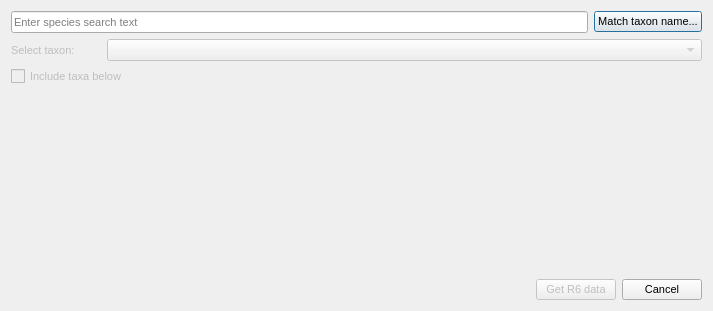
The window that ui_R6.ui (FieldStudiesCouncil/QGIS-Biological-Recording-Tools) describes before a commit, drawn with Qt 5.
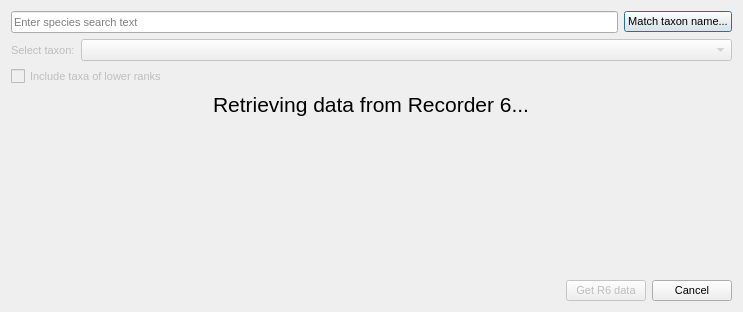
The same window after the commit. Icons and pictures are not drawn.

Commit message: Minor fixes and improvements to R6 link plus addition of a checkbox for automatic generation of taxon trees in Biological Records tool.

Patch:
```diff
--- a/ui_R6.ui
+++ b/ui_R6.ui
@@ -6,10 +6,16 @@
    <rect>
     <x>0</x>
     <y>0</y>
-    <width>713</width>
-    <height>311</height>
+    <width>743</width>
+    <height>312</height>
    </rect>
   </property>
+  <property name="sizePolicy">
+   <sizepolicy hsizetype="Preferred" vsizetype="Preferred">
+    <horstretch>0</horstretch>
+    <verstretch>0</verstretch>
+   </sizepolicy>
+  </property>
   <property name="font">
    <font>
     <pointsize>8</pointsize>
@@ -60,13 +66,13 @@
        </property>
        <property name="minimumSize">
         <size>
-         <width>73</width>
+         <width>0</width>
          <height>0</height>
         </size>
        </property>
        <property name="maximumSize">
         <size>
-         <width>90</width>
+         <width>200</width>
          <height>16777215</height>
         </size>
        </property>
@@ -80,6 +86,12 @@
        <property name="enabled">
         <bool>false</bool>
        </property>
+       <property name="sizePolicy">
+        <sizepolicy hsizetype="MinimumExpanding" vsizetype="Fixed">
+         <horstretch>0</horstretch>
+         <verstretch>0</verstretch>
+        </sizepolicy>
+       </property>
       </widget>
      </item>
     </layout>
@@ -90,10 +102,52 @@
       <bool>false</bool>
      </property>
      <property name="text">
-      <string>Include taxa below</string>
+      <string>Include taxa of lower ranks</string>
      </property>
     </widget>
    </item>
+   <item>
+    <layout class="QHBoxLayout" name="horizontalLayout_4">
+     <item>
+      <spacer name="horizontalSpacer_2">
+       <property name="orientation">
+        <enum>Qt::Horizontal</enum>
+       </property>
+       <property name="sizeHint" stdset="0">
+        <size>
+         <width>40</width>
+         <height>20</height>
+        </size>
+       </property>
+      </spacer>
+     </item>
+     <item>
+      <widget class="QLabel" name="lblBusy">
+       <property name="font">
+        <font>
+         <pointsize>16</pointsize>
+        </font>
+       </property>
+       <property name="text">
+        <string>Retrieving data from Recorder 6...</string>
+       </property>
+      </widget>
+     </item>
+     <item>
+      <spacer name="horizontalSpacer_3">
+       <property name="orientation">
+        <enum>Qt::Horizontal</enum>
+       </property>
+       <property name="sizeHint" stdset="0">
+        <size>
+         <width>40</width>
+         <height>20</height>
+        </size>
+       </property>
+      </spacer>
+     </item>
+    </layout>
+   </item>
    <item>
     <spacer name="verticalSpacer">
      <property name="orientation">
```
The commit also changes 6 other files.
